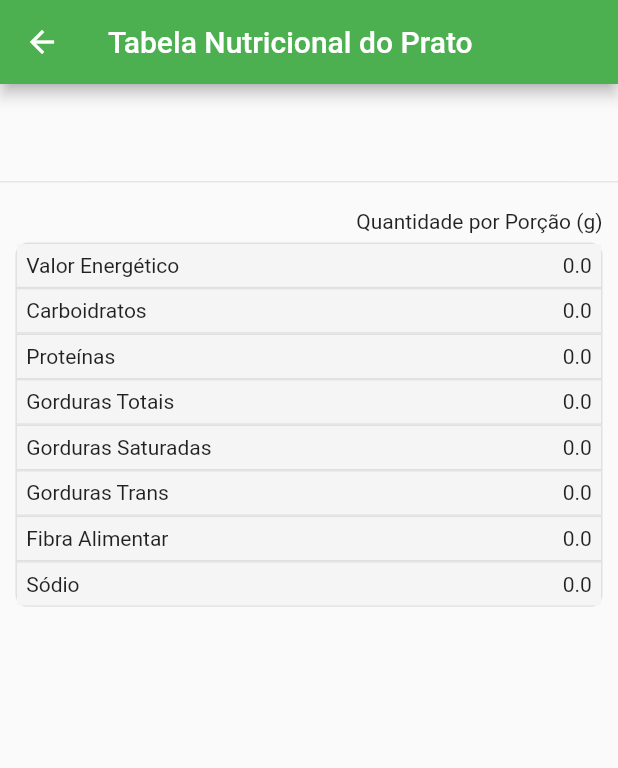
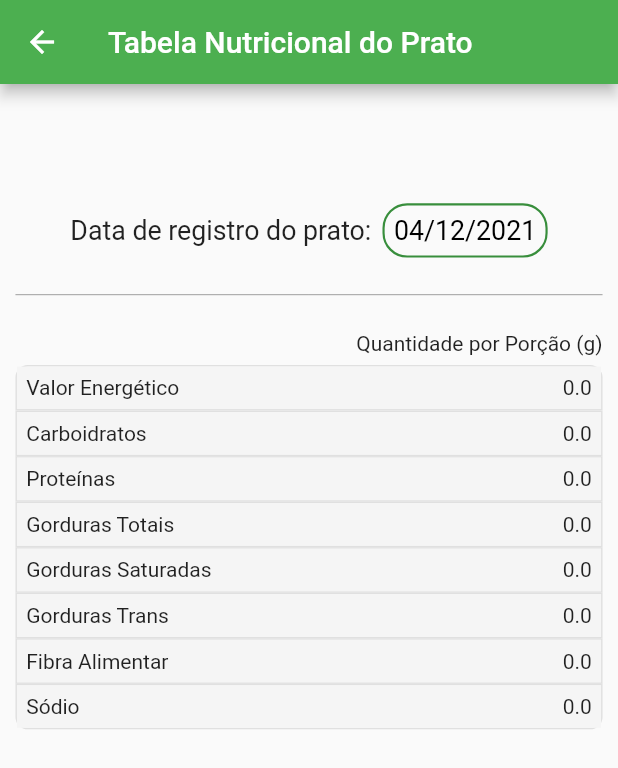
Before and after one commit to zizima100/PerfectPlate, a Flutter app: the NutritionFactsScreen screen opened directly with empty values, on a phone screen of 412 x 824 dp. Shown: the top 768 px of the screen. Run offline on Flutter 3.47's test engine with Material 2 defaults, Android fonts, the phone set to English and light mode, and no system bars; our stand-ins replace bloc, equatable, flutter_bloc, get_it, shared_preferences, sizer; accounts and stored records are empty.

Commit message:
[mobile] format nutrition facts page

```diff
--- a/mobile/perfectplate/lib/presentation/screens/nutrition_facts/nutrition_facts_screen.dart
+++ b/mobile/perfectplate/lib/presentation/screens/nutrition_facts/nutrition_facts_screen.dart
@@ -1,4 +1,5 @@
 import 'package:flutter/material.dart';
+import 'package:intl/intl.dart';
 import 'package:perfectplate/data/models/ingredients/ingredients.dart';
 import 'package:perfectplate/data/models/plates/plates.dart';
 import 'package:sizer/sizer.dart';
@@ -59,11 +60,71 @@ class NutritionFactsScreen extends StatelessWidget {
       body: Column(
         crossAxisAlignment: CrossAxisAlignment.center,
         children: [
+          Container(
+            padding: EdgeInsets.all(5.w),
+            child: Text(
+              plate.name,
+              style: TextStyle(
+                fontSize: 17.5.sp,
+                fontWeight: FontWeight.w700,
+                color: Colors.green.shade800,
+                shadows: [
+                  BoxShadow(
+                    color: Colors.grey.shade400,
+                    spreadRadius: 2.0,
+                    blurRadius: 8.0,
+                    offset: Offset(2, 4),
+                  ),
+                ],
+              )
+            )
+          ),
+          Row(
+            mainAxisAlignment: MainAxisAlignment.center,
+            children: [
+              Text(
+                'Data de registro do prato:',
+                  style: TextStyle(
+                  fontSize: 13.sp,
+                  fontWeight: FontWeight.normal,
+                ),
+              ),
+              SizedBox(width: 1.8.w),
+              Container(
+                decoration: BoxDecoration(
+                  border: Border.all(
+                    color: Colors.green.shade700,
+                    width: 0.35.w,
+                  ),
+                  borderRadius: BorderRadius.circular(4.w),
+                ),
+                margin: EdgeInsets.symmetric(
+                  vertical: 2.5.w,
+                ),
+                padding: EdgeInsets.symmetric(
+                  horizontal: 1.5.w,
+                  vertical: 1.5.w
+                ),
+                child: Text(
+                  DateFormat('dd/MM/yyyy').format(plate.date),
+                  style: TextStyle(
+                    fontWeight: FontWeight.w400,
+                    fontSize: 13.sp,
+                    color: Colors.black,
+                  ),
+                ),
+              ),
+            ],
+          ),
           Padding(
-            padding: EdgeInsets.all(5.w),
-            child: Text(plate.name)
+            padding: EdgeInsets.symmetric(
+              horizontal: 2.5.w
+            ),
+            child: Divider(
+              height: 3.5.h,
+              color: Colors.grey.shade500,
+            ),
           ),
-          Divider(),
           Container(
             margin: EdgeInsets.all(2.5.w),
             child: Column(
@@ -117,7 +178,7 @@ class NutritionFactsScreen extends StatelessWidget {
                 ),
               ],
             )
-          )
+          ),
         ],
       )
     );
--- a/mobile/perfectplate/pubspec.yaml
+++ b/mobile/perfectplate/pubspec.yaml
@@ -35,6 +35,7 @@ dependencies:
   flutter_bloc: ^7.3.0
   get_it: ^7.2.0
   http: ^0.13.4
+  intl: ^0.17.0
   shared_preferences: ^2.0.8
   sizer: ^2.0.15
 
```
